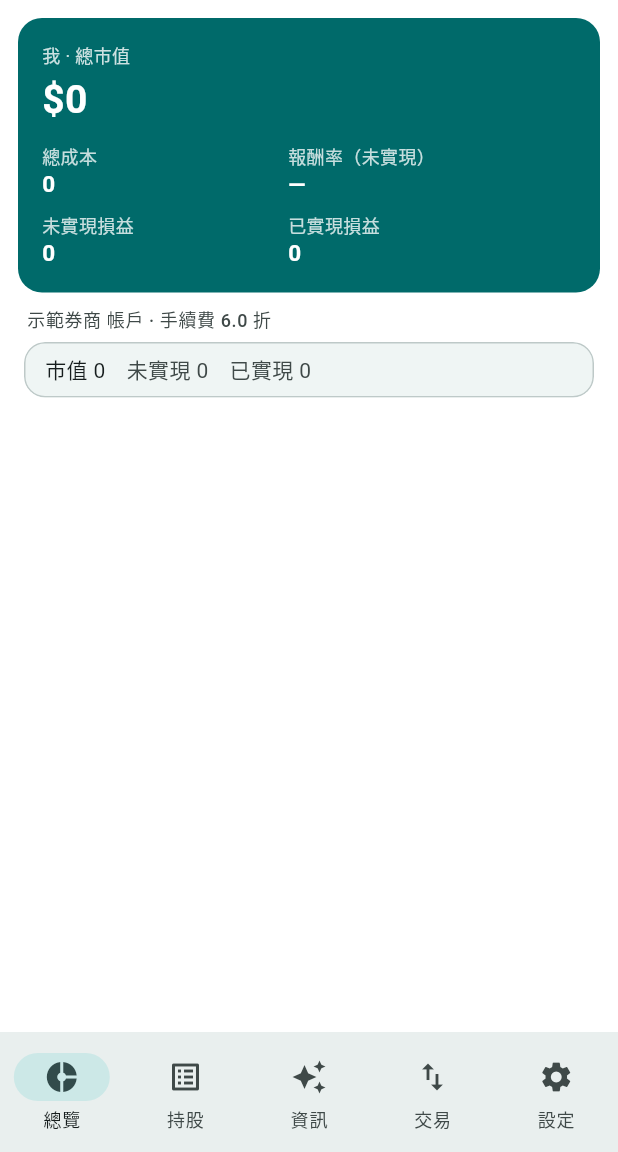
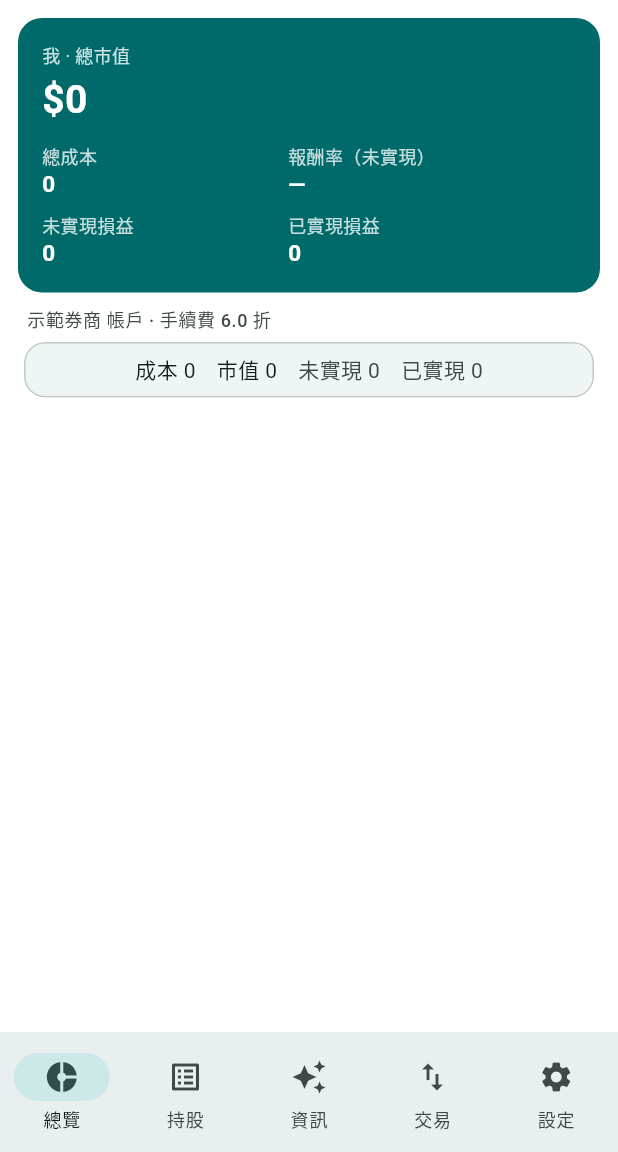
Before and after one commit to nmymdf/stock_acc, a Flutter app: the screen it shows after launch, after a tap on an icon or button, on a phone screen of 412 x 824 dp, the part 84-1236 px from its top. Run offline on Flutter 3.47's test engine with Material 3 defaults, Android fonts, the phone set to English and light mode, and no system bars; missing offline and left inert: file_selector.

Commit message:
總覽、持股頁的統計都加上成本／總成本
- 持股頁最上面的合計，從『市值/未實現/已實現』3 欄加成『總成本/市值/未實現/
  已實現』4 欄
- 每支股票那一列的副標題加上『成本』（總成本，跟均價分開顯示）
- 總覽頁『各戶統計』每個戶名的列，副標題加上『成本』
- 戶名明細頁每個帳戶的小計，加上『成本』

版本號提升到 v1.0.6+10。

Co-Authored-By: Claude Sonnet 5 <noreply@anthropic.com>
Claude-Session: https://claude.ai/code/session_018ivpJveTzqrPirpqQ1X7Rw

```diff
--- a/app/lib/app_build_info.dart
+++ b/app/lib/app_build_info.dart
@@ -4,4 +4,4 @@
 /// 畫面完全不顯示——這個版本改成最笨但最可靠的做法：每次要出新版本，
 /// 手動把這個數字往上加一，跟 pubspec.yaml 的 version 保持一致。
 /// 只要看到這個數字有變，就代表你拿到的是新編譯出來的版本。
-const String kAppVersion = 'v1.0.5+9';
+const String kAppVersion = 'v1.0.6+10';
--- a/app/lib/ui/screens/holdings.dart
+++ b/app/lib/ui/screens/holdings.dart
@@ -29,7 +29,7 @@ Widget buildStockRow(BuildContext context, StockSummary r, ScopeFilter scope, {b
     title: Text('${r.code}  ${repo.nameOf(r.code)}'),
     subtitle: Text(r.isClosed
         ? '已出清'
-        : '${shareTxt(r.shares)} · 均價 ${f2(r.avgCost)}'),
+        : '${shareTxt(r.shares)} · 均價 ${f2(r.avgCost)} · 成本 ${f0(r.cost)}'),
     trailingTop: q == null
         ? const Text('—')
         : Text.rich(TextSpan(children: [
@@ -105,12 +105,13 @@ class _HoldingsScreenState extends State<HoldingsScreen> {
             ),
           ]),
           const SizedBox(height: 10),
-          StatGrid(columns: 3, stats: [
+          StatGrid(columns: 4, stats: [
+            ('總成本', f0(totals.cost), null),
             ('市值', f0(totals.marketValue), null),
             ('未實現', fp(totals.unrealized), changeColor(context, totals.unrealized)),
             ('已實現', fp(totals.realized), changeColor(context, totals.realized)),
           ]),
-          SectionHeader(left: '持有中 ${held.length} 檔 · 點股票看交易明細', right: '現價 / 損益'),
+          SectionHeader(left: '持有中 ${held.length} 檔 · 點股票看交易明細', right: '成本 / 損益'),
           RowList(emptyText: '沒有持股', children: [for (final r in held) buildStockRow(context, r, scope)]),
           if (closed.isNotEmpty) ...[
             const SectionHeader(left: '已出清'),
--- a/app/lib/ui/screens/overview.dart
+++ b/app/lib/ui/screens/overview.dart
@@ -82,7 +82,7 @@ class _PersonRow extends StatelessWidget {
       onTap: () => context.read<ShellController>().open(context, PersonRoute(personId)),
       title: Text(person.name),
       subtitle: Text(
-          '${accounts.length} 個帳戶 · ${s.where((r) => r.shares > 0).length} 檔持股\n未實現 ${fp(t.unrealized)}　已實現 ${fp(t.realized)}'),
+          '${accounts.length} 個帳戶 · ${s.where((r) => r.shares > 0).length} 檔持股 · 成本 ${f0(t.cost)}\n未實現 ${fp(t.unrealized)}　已實現 ${fp(t.realized)}'),
       trailingTop: Text(f0(t.marketValue)),
       trailingBottom: Text(fp(pl), style: TextStyle(color: changeColor(context, pl))),
     );
@@ -132,12 +132,13 @@ class PersonDetail extends StatelessWidget {
                 children: [
                   Padding(
                     padding: const EdgeInsets.symmetric(horizontal: 14, vertical: 8),
-                    child: Row(
+                    child: Wrap(
+                      spacing: 14,
+                      runSpacing: 4,
                       children: [
+                        Text('成本 ${f0(t.cost)}'),
                         Text('市值 ${f0(t.marketValue)}'),
-                        const SizedBox(width: 14),
                         Text('未實現 ${fp(t.unrealized)}', style: TextStyle(color: changeColor(context, t.unrealized))),
-                        const SizedBox(width: 14),
                         Text('已實現 ${fp(t.realized)}', style: TextStyle(color: changeColor(context, t.realized))),
                       ],
                     ),
--- a/app/pubspec.yaml
+++ b/app/pubspec.yaml
@@ -16,7 +16,7 @@ publish_to: 'none' # Remove this line if you wish to publish to pub.dev
 # https://developer.apple.com/library/archive/documentation/General/Reference/InfoPlistKeyReference/Articles/CoreFoundationKeys.html
 # In Windows, build-name is used as the major, minor, and patch parts
 # of the product and file versions while build-number is used as the build suffix.
-version: 1.0.5+9
+version: 1.0.6+10
 
 environment:
   sdk: ^3.13.4
```
